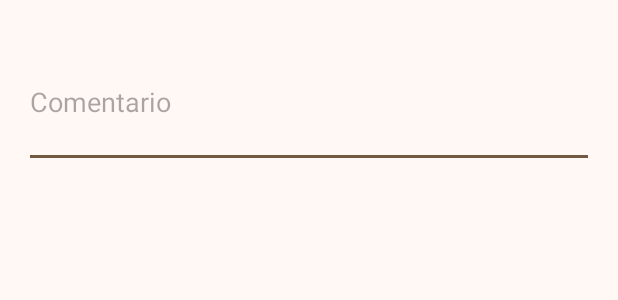
After one commit to 0l3x/KotlinCoffeeApi, an Android app: the layout dialog_add_comment.xml on its own in the app's theme, with its tools: preview values and no code run, on a phone screen of 412 x 824 dp. The commit adds this screen. Shown: the top 300 px of the screen. Run offline under Robolectric (Android 15) with nearby library versions, the phone set to English and light mode, and no system bars.

Commit message:
about me y post comment implementados, ahora solo queda a hacerlo a prueba de bombas

```diff
--- /dev/null
+++ b/Practica5_APIPropia/app/src/main/res/drawable/ic_about.xml
@@ -0,0 +1,5 @@
+<vector xmlns:android="http://schemas.android.com/apk/res/android" android:height="24dp" android:tint="#000000" android:viewportHeight="24" android:viewportWidth="24" android:width="24dp">
+
+    <path android:fillColor="@android:color/white" android:pathData="M5,16c0,3.87 3.13,7 7,7s7,-3.13 7,-7v-4L5,12v4zM16.12,4.37l2.1,-2.1 -0.82,-0.83 -2.3,2.31C14.16,3.28 13.12,3 12,3s-2.16,0.28 -3.09,0.75L6.6,1.44l-0.82,0.83 2.1,2.1C6.14,5.64 5,7.68 5,10v1h14v-1c0,-2.32 -1.14,-4.36 -2.88,-5.63zM9,9c-0.55,0 -1,-0.45 -1,-1s0.45,-1 1,-1 1,0.45 1,1 -0.45,1 -1,1zM15,9c-0.55,0 -1,-0.45 -1,-1s0.45,-1 1,-1 1,0.45 1,1 -0.45,1 -1,1z"/>
+
+</vector>
--- a/Practica5_APIPropia/app/src/main/res/layout/activity_main.xml
+++ b/Practica5_APIPropia/app/src/main/res/layout/activity_main.xml
@@ -28,6 +28,7 @@
             app:titleTextColor="?attr/colorOnPrimary"
             app:subtitleTextColor="?attr/colorOnPrimary"
             app:subtitleCentered="true"
+            app:navigationIcon="@drawable/ic_about"
             android:background="?attr/colorPrimary" />
     </com.google.android.material.appbar.AppBarLayout>
 
--- /dev/null
+++ b/Practica5_APIPropia/app/src/main/res/layout/dialog_add_comment.xml
@@ -0,0 +1,16 @@
+<?xml version="1.0" encoding="utf-8"?>
+<LinearLayout xmlns:android="http://schemas.android.com/apk/res/android"
+    android:orientation="vertical"
+    android:padding="16dp"
+    android:layout_width="match_parent"
+    android:layout_height="wrap_content">
+
+    <EditText
+        android:id="@+id/etComment"
+        android:hint="@string/comentario"
+        android:inputType="textMultiLine"
+        android:minLines="3"
+        android:layout_width="match_parent"
+        android:layout_height="wrap_content"
+        android:layout_marginTop="8dp"/>
+</LinearLayout>
--- a/Practica5_APIPropia/app/src/main/res/values/strings.xml
+++ b/Practica5_APIPropia/app/src/main/res/values/strings.xml
@@ -11,4 +11,6 @@
     <string name="username">Nombre de usuario</string>
     <string name="password">Password</string>
     <string name="acceso_sin_token">No hay cafés disponibles sin token</string>
+    <string name="post_comment">Añadir comentario</string>
+    <string name="comentario">Comentario</string>
 </resources>
```
Also changed, not shown: Practica5_APIPropia/app/src/main/java/edu/olexandergalaktionov/apirestcoffee/CoffeeDetail.kt (+47 -0 lines), Practica5_APIPropia/app/src/main/java/edu/olexandergalaktionov/apirestcoffee/MainActivity.kt (+14 -3 lines), Practica5_APIPropia/app/src/main/res/layout/activity_coffee_detail.xml (+8 -0 lines).
